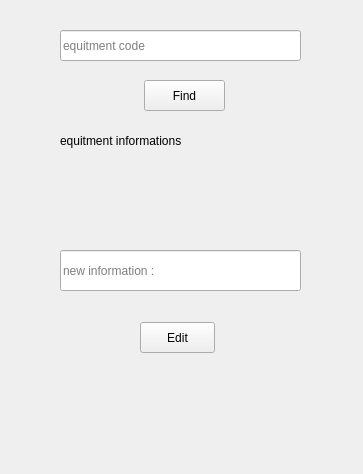
Before: the Qt Designer form editequitment.ui in iam-Abol/Digital-Market-Manager-With-UI, drawn with Qt 5.
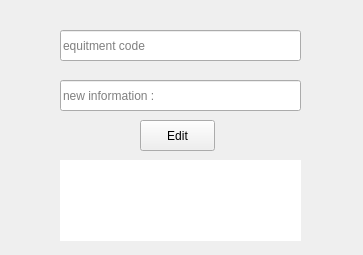
After: the same form once the commit is applied.

Commit message: edit equitment changed but not fixed

Patch:
```diff
--- a/editequitment.ui
+++ b/editequitment.ui
@@ -7,9 +7,21 @@
     <x>0</x>
     <y>0</y>
     <width>363</width>
-    <height>474</height>
+    <height>255</height>
    </rect>
   </property>
+  <property name="minimumSize">
+   <size>
+    <width>363</width>
+    <height>255</height>
+   </size>
+  </property>
+  <property name="maximumSize">
+   <size>
+    <width>363</width>
+    <height>255</height>
+   </size>
+  </property>
   <property name="windowTitle">
    <string>Edit Equitment</string>
   </property>
@@ -26,69 +38,40 @@
     <string>equitment code</string>
    </property>
   </widget>
-  <widget class="QPushButton" name="pushButton">
-   <property name="geometry">
-    <rect>
-     <x>144</x>
-     <y>80</y>
-     <width>81</width>
-     <height>31</height>
-    </rect>
-   </property>
-   <property name="styleSheet">
-    <string notr="true">font: 10pt &quot;MS Shell Dlg 2&quot;;</string>
-   </property>
-   <property name="text">
-    <string>Find</string>
-   </property>
-  </widget>
   <widget class="QLabel" name="label">
    <property name="geometry">
     <rect>
      <x>60</x>
      <y>160</y>
      <width>241</width>
-     <height>51</height>
+     <height>81</height>
     </rect>
    </property>
+   <property name="styleSheet">
+    <string notr="true">background-color: rgb(255, 255, 255);</string>
+   </property>
    <property name="text">
     <string/>
    </property>
   </widget>
-  <widget class="QLabel" name="label_2">
+  <widget class="QLineEdit" name="lineEditinfo">
    <property name="geometry">
     <rect>
      <x>60</x>
-     <y>130</y>
-     <width>121</width>
-     <height>21</height>
-    </rect>
-   </property>
-   <property name="styleSheet">
-    <string notr="true"/>
-   </property>
-   <property name="text">
-    <string>equitment informations :</string>
-   </property>
-  </widget>
-  <widget class="QLineEdit" name="lineEditnew">
-   <property name="geometry">
-    <rect>
-     <x>60</x>
-     <y>250</y>
+     <y>80</y>
      <width>241</width>
-     <height>41</height>
+     <height>31</height>
     </rect>
    </property>
    <property name="placeholderText">
     <string>new information :</string>
    </property>
   </widget>
-  <widget class="QPushButton" name="pushButton_2">
+  <widget class="QPushButton" name="pushButton">
    <property name="geometry">
     <rect>
      <x>140</x>
-     <y>322</y>
+     <y>120</y>
      <width>75</width>
      <height>31</height>
     </rect>
```
Left out of the diff: 2 changed lines with no effect on the pictures. The commit also changes 8 other files.
